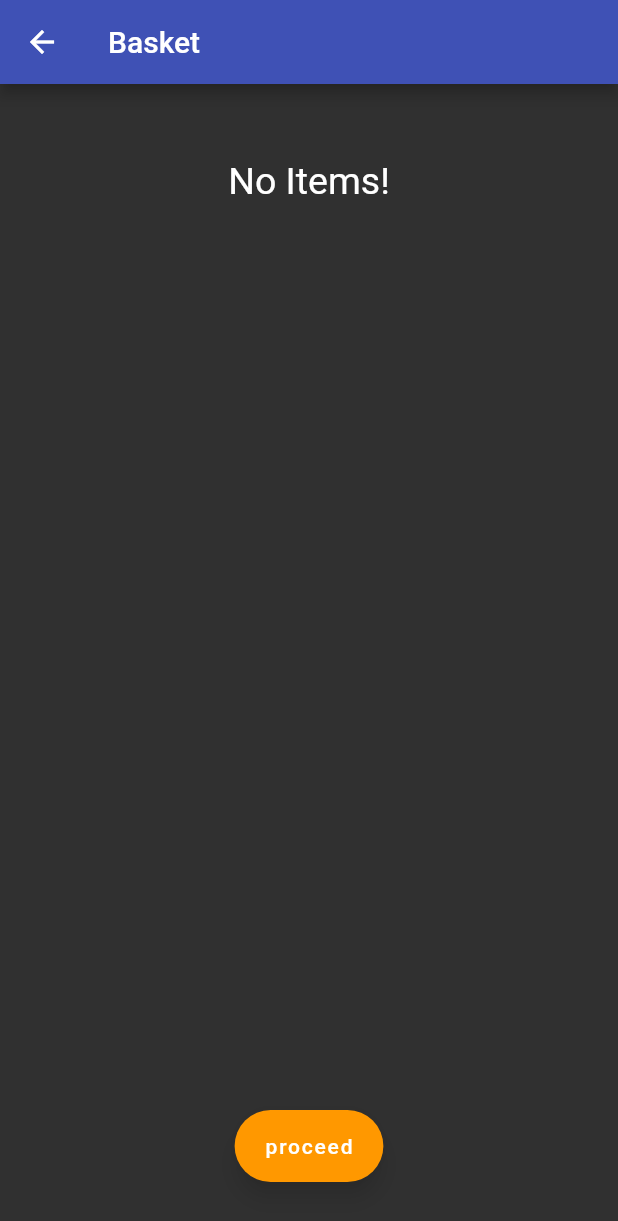
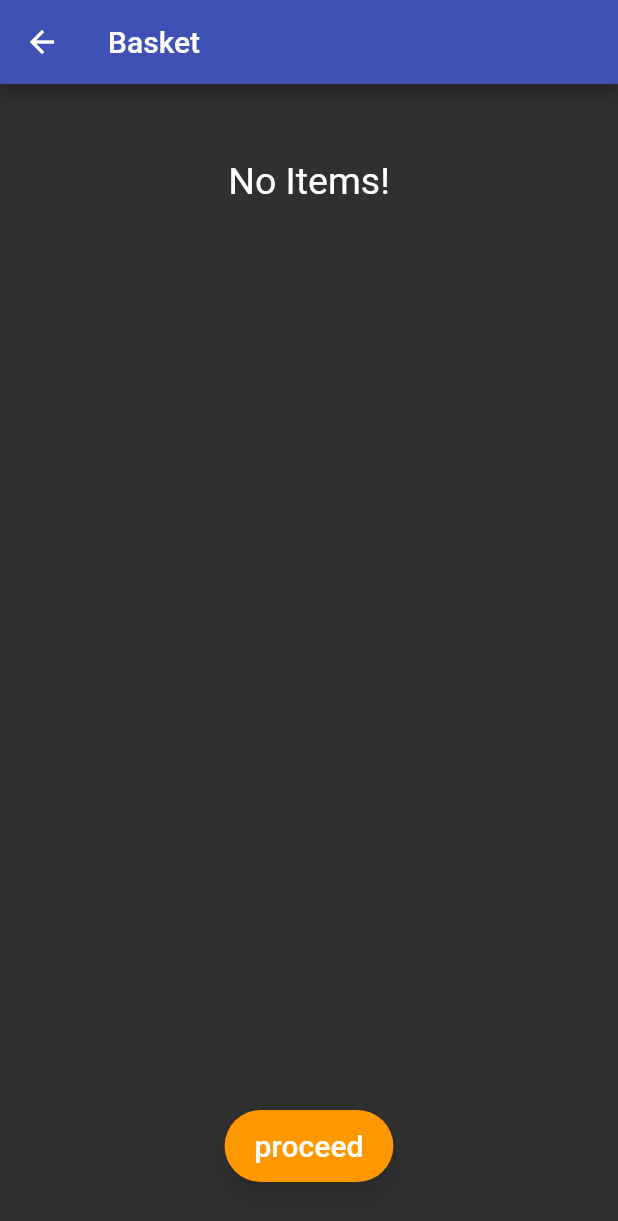
Before and after one commit to leonstegmann/Beerbox, a Flutter app: the Menu screen opened directly, after a tap on "show basket", on a phone screen of 412 x 824 dp. Shown: the top 1221 px of the screen. Run offline on Flutter 3.47's test engine with Material 2 defaults, Android fonts, the phone set to English and light mode, and no system bars; our stand-ins replace flutter_svg; missing offline and left inert: postgres.

Commit message:
UPDATE floating action button size

```diff
--- a/lib/view/customer/screens/basket_screen.dart
+++ b/lib/view/customer/screens/basket_screen.dart
@@ -74,7 +74,10 @@ class _BasketScreenState extends State<BasketScreen> {
       floatingActionButton: Padding(
         padding: const EdgeInsets.only(bottom: 20.0),
         child: FloatingActionButton.extended(
-          label: const Text('proceed'),
+          label: Text(
+            'proceed',
+            style: Theme.of(context).textTheme.headline6,
+          ),
           onPressed: () => Navigator.push(
             context,
             MaterialPageRoute(
--- a/lib/view/customer/screens/home_screen.dart
+++ b/lib/view/customer/screens/home_screen.dart
@@ -26,7 +26,10 @@ class HomeScreen extends StatelessWidget {
       floatingActionButton: Padding(
         padding: const EdgeInsets.only(bottom: 20.0),
         child: FloatingActionButton.extended(
-          label: const Text('Menu'),
+          label: Text(
+            'Menu',
+            style: Theme.of(context).textTheme.headline6,
+          ),
           onPressed: () =>
               Navigator.push(
                 context,
--- a/lib/view/customer/screens/menu_screen.dart
+++ b/lib/view/customer/screens/menu_screen.dart
@@ -70,7 +70,10 @@ class _MenuState extends State<Menu> {
       floatingActionButton: Padding(
         padding: const EdgeInsets.only(bottom: 20.0),
         child: FloatingActionButton.extended(
-          label: const Text('show basket'),
+          label: Text(
+            'show basket',
+            style: Theme.of(context).textTheme.headline6,
+          ),
           onPressed: () => Navigator.push(
             context,
             MaterialPageRoute(builder: (context) => const BasketScreen()),
--- a/lib/view/customer/screens/submit_order_screen.dart
+++ b/lib/view/customer/screens/submit_order_screen.dart
@@ -127,7 +127,10 @@ class SubmitOrder extends StatelessWidget {
     return Padding(
       padding: const EdgeInsets.only(bottom: 20.0),
       child: FloatingActionButton.extended(
-        label: const Text('submit'),
+        label: Text(
+          'submit',
+          style: Theme.of(context).textTheme.headline6,
+        ),
         onPressed: () {
           if (checkOrderCompleteness(_firstnameController.text,
               _lastnameController.text, selectedTable, context)) {
```
